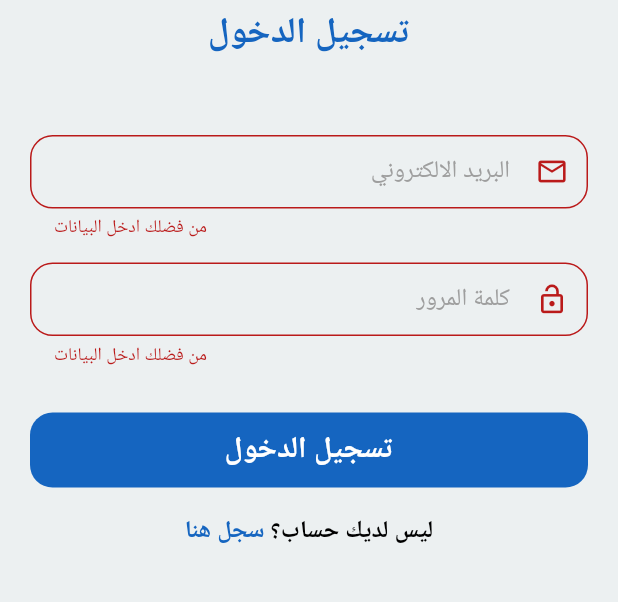
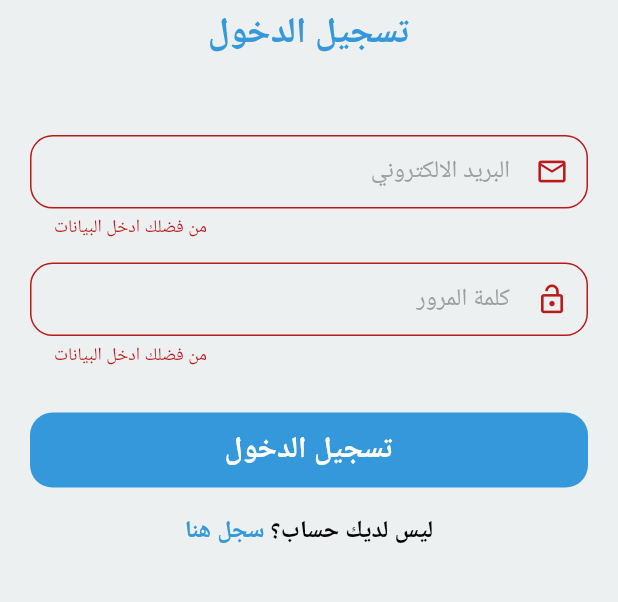
Before and after one commit to MohamedEzzat5/pteye, a Flutter app: the screen it shows after launch, after a tap on "تسجيل الدخول", on a phone screen of 412 x 824 dp, the part 376-978 px from its top. Run offline on Flutter 3.47's test engine with Material 3 defaults, Android fonts, the phone set to English and light mode, and no system bars; drawn by our look-alikes of modal_progress_hud_nsn; our stand-ins replace bloc, dio, firebase_auth, firebase_core, flutter_bloc, flutter_svg and 2 more; accounts and stored records are empty; Roboto replaces fonts that are missing (Tajawal).

Commit message:
auth with firebase done and edit splash screen

```diff
--- a/lib/Features/auth/presentation/view/widgets/login_view_body.dart
+++ b/lib/Features/auth/presentation/view/widgets/login_view_body.dart
@@ -55,7 +55,7 @@ class LoginViewBody extends StatelessWidget {
                     height: height * .08,
                   ),
                   Image.asset(
-                    Assets.logoImage,
+                    Assets.imagesLogo,
                     height: height * .2,
                   ),
                   const SizedBox(
--- a/lib/Features/auth/presentation/view/widgets/register_view_body.dart
+++ b/lib/Features/auth/presentation/view/widgets/register_view_body.dart
@@ -58,7 +58,7 @@ class RegisterViewBody extends StatelessWidget {
                         height: height * .08,
                       ),
                       Image.asset(
-                        Assets.logoImage,
+                        Assets.imagesLogo,
                         height: height * .2,
                       ),
                       const SizedBox(
--- a/lib/Features/home/presentation/view/home_view.dart
+++ b/lib/Features/home/presentation/view/home_view.dart
@@ -7,7 +7,7 @@ class HomeView extends StatelessWidget {
   @override
   Widget build(BuildContext context) {
     return const Scaffold(
-      body: HomeViewBody(),
+      body:  HomeViewBody(),
     );
   }
 }
--- a/lib/Features/splash/presentation/views/splash_view.dart
+++ b/lib/Features/splash/presentation/views/splash_view.dart
@@ -8,7 +8,7 @@ class SplashView extends StatelessWidget {
   @override
   Widget build(BuildContext context) {
     return const Scaffold(
-      backgroundColor: kPrimaryColor,
+      //backgroundColor: kPrimaryColor,
       body: SplashViewBody(),
     );
   }
--- a/lib/Features/splash/presentation/views/widgets/sliding_text.dart
+++ b/lib/Features/splash/presentation/views/widgets/sliding_text.dart
@@ -16,7 +16,7 @@ class SlidingText extends StatelessWidget {
       builder: (context, _) => SlideTransition(
         position: slidingAnimation,
         child:  Text(
-          'تدرب جيداً لصحة أفضل',style: Styles.textStyle16.copyWith(color: Colors.white,fontWeight: FontWeight.w600 ),
+          'تدرب جيداً لصحة أفضل',style: Styles.textStyle16.copyWith(fontWeight: FontWeight.w600 ),
           textAlign: TextAlign.center,
         ),
       ),
--- a/lib/Features/splash/presentation/views/widgets/splash_view_body.dart
+++ b/lib/Features/splash/presentation/views/widgets/splash_view_body.dart
@@ -37,7 +37,7 @@ class _SplashViewBodyState extends State<SplashViewBody>
       mainAxisAlignment: MainAxisAlignment.center,
       crossAxisAlignment: CrossAxisAlignment.stretch,
       children: [
-        Image.asset(Assets.logo,height: height*.2,),
+        Image.asset(AssetsData.logo1,height: height*.085),
         const SizedBox(height: 5,),
         SlidingText(slidingAnimation: slidingAnimation),
       ],
--- a/lib/core/utils/assets.dart
+++ b/lib/core/utils/assets.dart
@@ -1,3 +1,6 @@
-class Assets {
-  static const logo = 'assets/images/Logo.png';
+class AssetsData {
+  static const String logo = 'assets/images/Logo.png';
+  static const String logo1 = 'assets/images/Logo1.png';
+  static const String imagesHealthy = 'assets/images/healthy.png';
+
 }
--- a/lib/core/utils/constance.dart
+++ b/lib/core/utils/constance.dart
@@ -1,3 +1,5 @@
 import 'dart:ui';
 
-const kPrimaryColor= Color(0xff1565C0);
+import 'package:flutter/cupertino.dart';
+
+const kPrimaryColor= Color(0xff3498DB); //#3498DB
--- a/lib/core/utils/style.dart
+++ b/lib/core/utils/style.dart
@@ -3,16 +3,14 @@ import 'package:flutter/cupertino.dart';
 abstract class Styles {
   static const textStyle18 =
       TextStyle(fontSize: 18, fontWeight: FontWeight.w600);
-
   static const textStyle20 =
-      TextStyle(fontSize: 20, fontWeight: FontWeight.normal);
-
+      TextStyle(fontSize: 20, fontWeight: FontWeight.w500);
+  static const textStyle22 =
+      TextStyle(fontSize: 22, fontWeight: FontWeight.w600);
   static const textStyle30 = TextStyle(
       fontSize: 30, fontWeight: FontWeight.normal, fontFamily: 'kGtSectraFine');
-
   static const textStyle14 =
       TextStyle(fontSize: 14, fontWeight: FontWeight.normal);
-
   static const textStyle16 =
       TextStyle(fontSize: 16, fontWeight: FontWeight.w500);
   static const textStyle24 =
--- a/pubspec.yaml
+++ b/pubspec.yaml
@@ -50,6 +50,7 @@ dev_dependencies:
   flutter_bloc: ^8.1.3
   bloc: ^8.1.2
   modal_progress_hud_nsn: ^0.4.0
+  bottom_navy_bar: ^6.0.0
 
 
   # The "flutter_lints" package below contains a set of recommended lints to
```
Also changed, not shown: lib/Features/home/presentation/view/widgets/home_view_body.dart (+31 -1 lines), lib/core/utils/widgets/show_snackbar.dart (+6 -1 lines), lib/core/widgets/custom_app_bar.dart (added, +29 -0 lines), assets/images/Logo1.png (added), assets/images/healthy.png (added), lib/generated/assets.dart, pubspec.lock.
